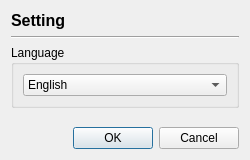
Before: the Qt Designer form view/main_window/menu/settings_language.ui in nextfoam/baram, drawn with Qt 5.
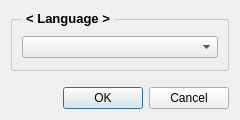
After: the same form once the commit is applied.

Commit message: Issue #94, #95, 화면 비율 및 표시 언어 변경 완료

```diff
--- a/view/main_window/menu/settings_language.ui
+++ b/view/main_window/menu/settings_language.ui
@@ -9,8 +9,8 @@
    <rect>
     <x>0</x>
     <y>0</y>
-    <width>250</width>
-    <height>160</height>
+    <width>240</width>
+    <height>120</height>
    </rect>
   </property>
   <property name="sizePolicy">
@@ -21,14 +21,14 @@
   </property>
   <property name="minimumSize">
    <size>
-    <width>250</width>
-    <height>160</height>
+    <width>240</width>
+    <height>120</height>
    </size>
   </property>
   <property name="maximumSize">
    <size>
-    <width>250</width>
-    <height>160</height>
+    <width>240</width>
+    <height>120</height>
    </size>
   </property>
   <property name="windowTitle">
@@ -39,44 +39,57 @@
   </property>
   <layout class="QVBoxLayout" name="verticalLayout_2">
    <item>
-    <widget class="QLabel" name="label">
-     <property name="font">
-      <font>
-       <pointsize>12</pointsize>
-       <bold>true</bold>
-      </font>
-     </property>
-     <property name="text">
-      <string>Setting</string>
-     </property>
-    </widget>
-   </item>
-   <item>
-    <widget class="Line" name="line">
-     <property name="orientation">
-      <enum>Qt::Horizontal</enum>
-     </property>
-    </widget>
-   </item>
-   <item>
-    <widget class="QGroupBox" name="groupBox">
+    <widget class="QGroupBox" name="group">
      <property name="sizePolicy">
-      <sizepolicy hsizetype="Expanding" vsizetype="Fixed">
+      <sizepolicy hsizetype="Preferred" vsizetype="Preferred">
        <horstretch>0</horstretch>
        <verstretch>0</verstretch>
       </sizepolicy>
      </property>
+     <property name="font">
+      <font>
+       <pointsize>10</pointsize>
+       <bold>true</bold>
+      </font>
+     </property>
+     <property name="styleSheet">
+      <string notr="true">QGroupBox {
+    border: 1px solid gray;
+    border-radius: 2px;
+    margin-top: 8;
+	 border-color : rgb(200, 200, 200);
+}
+
+QGroupBox::title {
+    subcontrol-origin: margin;
+    left: 10px;
+    padding: 0 3px 0 3px;
+}
+</string>
+     </property>
      <property name="title">
-      <string>Language</string>
+      <string>&lt; Language &gt;</string>
      </property>
-     <layout class="QVBoxLayout" name="verticalLayout">
+     <layout class="QVBoxLayout" name="vGBox_MeshSize">
+      <property name="leftMargin">
+       <number>10</number>
+      </property>
+      <property name="topMargin">
+       <number>15</number>
+      </property>
+      <property name="rightMargin">
+       <number>10</number>
+      </property>
+      <property name="bottomMargin">
+       <number>10</number>
+      </property>
       <item>
        <widget class="QComboBox" name="language">
         <property name="currentText">
-         <string>English</string>
+         <string/>
         </property>
         <property name="currentIndex">
-         <number>2</number>
+         <number>-1</number>
         </property>
         <property name="insertPolicy">
          <enum>QComboBox::InsertAlphabetically</enum>
@@ -87,63 +100,27 @@
         <property name="frame">
          <bool>true</bool>
         </property>
-        <item>
-         <property name="text">
-          <string>China</string>
-         </property>
-        </item>
-        <item>
-         <property name="text">
-          <string>Deutch</string>
-         </property>
-        </item>
-        <item>
-         <property name="text">
-          <string>English</string>
-         </property>
-        </item>
-        <item>
-         <property name="text">
-          <string>Japan</string>
-         </property>
-        </item>
-        <item>
-         <property name="text">
-          <string>Korean</string>
-         </property>
-        </item>
-        <item>
-         <property name="text">
-          <string>Spanish</string>
-         </property>
-        </item>
        </widget>
       </item>
      </layout>
     </widget>
    </item>
    <item>
-    <spacer name="verticalSpacer">
-     <property name="orientation">
-      <enum>Qt::Vertical</enum>
+    <layout class="QVBoxLayout" name="verticalLayout_3">
+     <property name="topMargin">
+      <number>10</number>
      </property>
-     <property name="sizeHint" stdset="0">
-      <size>
-       <width>20</width>
-       <height>10</height>
-      </size>
-     </property>
-    </spacer>
-   </item>
-   <item>
-    <widget class="QDialogButtonBox" name="buttonBox">
-     <property name="orientation">
-      <enum>Qt::Horizontal</enum>
-     </property>
-     <property name="standardButtons">
-      <set>QDialogButtonBox::Cancel|QDialogButtonBox::Ok</set>
-     </property>
-    </widget>
+     <item>
+      <widget class="QDialogButtonBox" name="buttonBox">
+       <property name="orientation">
+        <enum>Qt::Horizontal</enum>
+       </property>
+       <property name="standardButtons">
+        <set>QDialogButtonBox::Cancel|QDialogButtonBox::Ok</set>
+       </property>
+      </widget>
+     </item>
+    </layout>
    </item>
   </layout>
  </widget>
```
Left out of the diff: 34 changed lines with no effect on the pictures. The commit also changes 7 other files.
